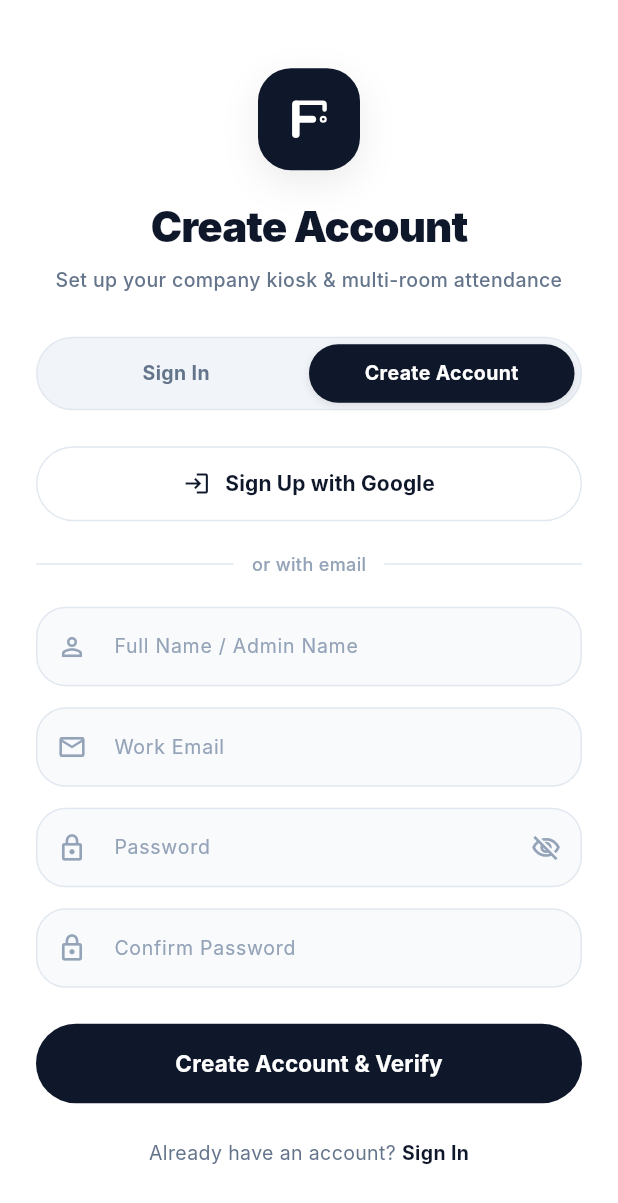
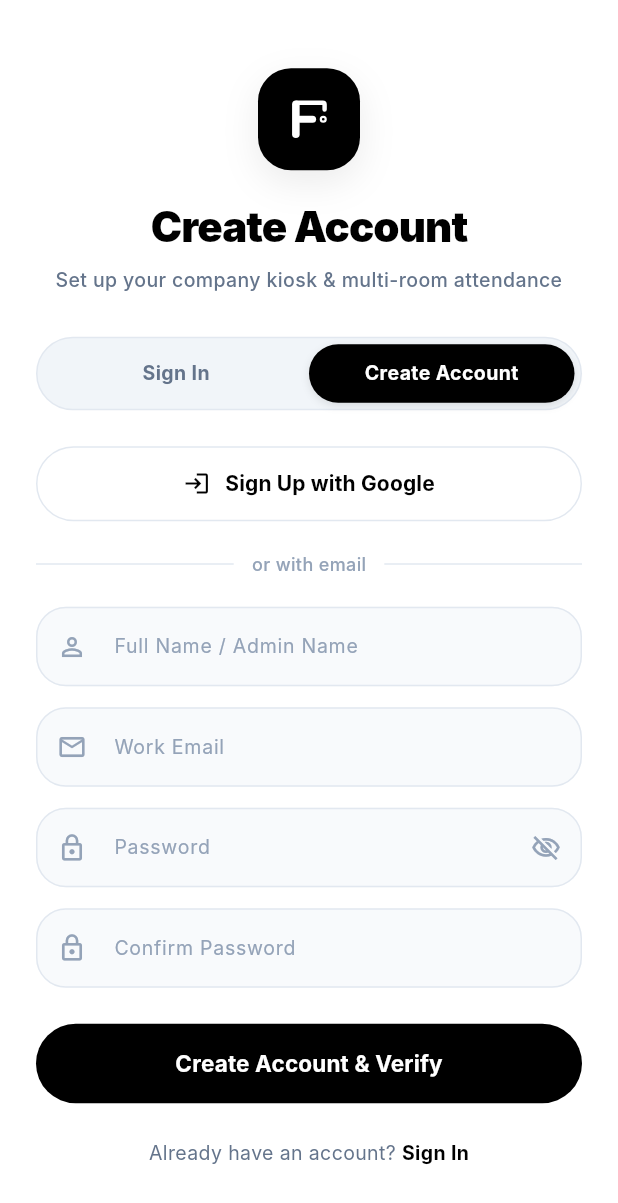
Before and after one commit to VirakSok18/FaceTrack_DTR, a Flutter app: the screen it shows after launch, after a tap on "Create Account", on a phone screen of 412 x 824 dp. Shown: the top 1203 px of the screen. Run offline on Flutter 3.47's test engine with Material 3 defaults, Android fonts, the phone set to English and light mode, and no system bars; our stand-ins replace camera, google_sign_in, shared_preferences, supabase_flutter; missing offline and left inert: google_mlkit_face_detection, tflite_flutter; accounts and stored records are empty; network calls fail; Roboto replaces fonts that are missing (Inter).

Commit message:
feat: add Google OAuth to Web auth and monochrome palette to mobile dashboard

```diff
--- a/dtr/lib/main.dart
+++ b/dtr/lib/main.dart
@@ -61,34 +61,35 @@ class MyApp extends StatelessWidget {
       title: 'FaceTrack DTR',
       theme: ThemeData(
         useMaterial3: true,
-        colorScheme: ColorScheme.fromSeed(
-          seedColor: const Color(0xFF0F172A), // Slate 900
-          primary: const Color(0xFF0F172A),
+        scaffoldBackgroundColor: Colors.white,
+        colorScheme: const ColorScheme.light(
+          primary: Colors.black,
           onPrimary: Colors.white,
-          secondary: const Color(0xFF3B82F6), // Blue 500
+          secondary: Colors.black,
+          onSecondary: Colors.white,
           surface: Colors.white,
+          onSurface: Colors.black,
         ),
         fontFamily: 'Inter',
         appBarTheme: const AppBarTheme(
           elevation: 0,
           backgroundColor: Colors.white,
-          foregroundColor: Color(0xFF0F172A),
+          foregroundColor: Colors.black,
           centerTitle: true,
           titleTextStyle: TextStyle(
             fontSize: 18,
             fontWeight: FontWeight.w900,
-            color: Color(0xFF0F172A),
+            color: Colors.black,
             letterSpacing: -0.5,
           ),
         ),
         elevatedButtonTheme: ElevatedButtonThemeData(
           style: ElevatedButton.styleFrom(
-            elevation: 4,
-            shadowColor: const Color(0xFF0F172A).withValues(alpha: 0.2),
+            elevation: 0,
+            backgroundColor: Colors.black,
+            foregroundColor: Colors.white,
             padding: const EdgeInsets.symmetric(horizontal: 28, vertical: 16),
-            shape: RoundedRectangleBorder(
-              borderRadius: BorderRadius.circular(16),
-            ),
+            shape: const StadiumBorder(),
           ),
         ),
       ),
--- a/dtr/lib/screens/auth/sign_in_screen.dart
+++ b/dtr/lib/screens/auth/sign_in_screen.dart
@@ -152,7 +152,7 @@ class _SignInScreenState extends State<SignInScreen> {
                       width: 68,
                       height: 68,
                       decoration: BoxDecoration(
-                        color: const Color(0xFF0F172A), // Slate 950
+                        color: Colors.black,
                         borderRadius: BorderRadius.circular(22),
                         boxShadow: [
                           BoxShadow(
@@ -174,7 +174,7 @@ class _SignInScreenState extends State<SignInScreen> {
                     style: TextStyle(
                       fontSize: 28,
                       fontWeight: FontWeight.w900,
-                      color: Color(0xFF0F172A),
+                      color: Colors.black,
                       letterSpacing: -0.6,
                     ),
                   ),
@@ -204,7 +204,7 @@ class _SignInScreenState extends State<SignInScreen> {
                           child: Container(
                             padding: const EdgeInsets.symmetric(vertical: 10),
                             decoration: BoxDecoration(
-                              color: const Color(0xFF0F172A),
+                              color: Colors.black,
                               borderRadius: BorderRadius.circular(26),
                               boxShadow: [
                                 BoxShadow(
@@ -282,7 +282,7 @@ class _SignInScreenState extends State<SignInScreen> {
                     onPressed: (_isLoading || _isGoogleLoading) ? null : _handleGoogleSignIn,
                     style: OutlinedButton.styleFrom(
                       backgroundColor: Colors.white,
-                      foregroundColor: const Color(0xFF0F172A),
+                      foregroundColor: Colors.black,
                       side: const BorderSide(color: Color(0xFFE2E8F0)),
                       padding: const EdgeInsets.symmetric(vertical: 15),
                       shape: const StadiumBorder(),
@@ -291,7 +291,7 @@ class _SignInScreenState extends State<SignInScreen> {
                         ? const SizedBox(
                             height: 20,
                             width: 20,
-                            child: CircularProgressIndicator(strokeWidth: 2, color: Color(0xFF0F172A)),
+                            child: CircularProgressIndicator(strokeWidth: 2, color: Colors.black),
                           )
                         : Row(
                             mainAxisAlignment: MainAxisAlignment.center,
@@ -308,7 +308,7 @@ class _SignInScreenState extends State<SignInScreen> {
                                 style: TextStyle(
                                   fontSize: 14,
                                   fontWeight: FontWeight.bold,
-                                  color: Color(0xFF0F172A),
+                                  color: Colors.black,
                                 ),
                               ),
                             ],
@@ -340,7 +340,7 @@ class _SignInScreenState extends State<SignInScreen> {
                   TextField(
                     controller: _emailController,
                     keyboardType: TextInputType.emailAddress,
-                    style: const TextStyle(color: Color(0xFF0F172A), fontSize: 14, fontWeight: FontWeight.w500),
+                    style: const TextStyle(color: Colors.black, fontSize: 14, fontWeight: FontWeight.w500),
                     decoration: InputDecoration(
                       labelText: 'Work Email',
                       labelStyle: const TextStyle(color: Color(0xFF94A3B8), fontSize: 13),
@@ -357,7 +357,7 @@ class _SignInScreenState extends State<SignInScreen> {
                       ),
                       focusedBorder: OutlineInputBorder(
                         borderRadius: BorderRadius.circular(20),
-                        borderSide: const BorderSide(color: Color(0xFF0F172A), width: 1.5),
+                        borderSide: const BorderSide(color: Colors.black, width: 1.5),
                       ),
                       contentPadding: const EdgeInsets.symmetric(horizontal: 16, vertical: 16),
                     ),
@@ -368,7 +368,7 @@ class _SignInScreenState extends State<SignInScreen> {
                   TextField(
                     controller: _passwordController,
                     obscureText: _obscurePassword,
-                    style: const TextStyle(color: Color(0xFF0F172A), fontSize: 14, fontWeight: FontWeight.w500),
+                    style: const TextStyle(color: Colors.black, fontSize: 14, fontWeight: FontWeight.w500),
                     decoration: InputDecoration(
                       labelText: 'Password',
                       labelStyle: const TextStyle(color: Color(0xFF94A3B8), fontSize: 13),
@@ -393,7 +393,7 @@ class _SignInScreenState extends State<SignInScreen> {
                       ),
                       focusedBorder: OutlineInputBorder(
                         borderRadius: BorderRadius.circular(20),
-                        borderSide: const BorderSide(color: Color(0xFF0F172A), width: 1.5),
+                        borderSide: const BorderSide(color: Colors.black, width: 1.5),
                       ),
                       contentPadding: const EdgeInsets.symmetric(horizontal: 16, vertical: 16),
                     ),
@@ -404,7 +404,7 @@ class _SignInScreenState extends State<SignInScreen> {
                   ElevatedButton(
                     onPressed: (_isLoading || _isGoogleLoading) ? null : _handlePasswordSignIn,
                     style: ElevatedButton.styleFrom(
-                      backgroundColor: const Color(0xFF0F172A),
+                      backgroundColor: Colors.black,
                       foregroundColor: Colors.white,
                       elevation: 0,
                       padding: const EdgeInsets.symmetric(vertical: 16),
@@ -430,17 +430,17 @@ class _SignInScreenState extends State<SignInScreen> {
                   // OTP Button (Stadium Pill, Outlined)
                   OutlinedButton.icon(
                     onPressed: (_isLoading || _isGoogleLoading) ? null : _handleOtpSignIn,
-                    icon: const Icon(Icons.mark_email_read_outlined, size: 18, color: Color(0xFF0F172A)),
+                    icon: const Icon(Icons.mark_email_read_outlined, size: 18, color: Colors.black),
                     label: const Text(
                       'Sign In with Email Code (OTP)',
                       style: TextStyle(
                         fontSize: 13,
                         fontWeight: FontWeight.bold,
-                        color: Color(0xFF0F172A),
+                        color: Colors.black,
                       ),
                     ),
                     style: OutlinedButton.styleFrom(
-                      foregroundColor: const Color(0xFF0F172A),
+                      foregroundColor: Colors.black,
                       side: const BorderSide(color: Color(0xFFE2E8F0)),
                       padding: const EdgeInsets.symmetric(vertical: 14),
                       shape: const StadiumBorder(),
@@ -469,7 +469,7 @@ class _SignInScreenState extends State<SignInScreen> {
                         child: const Text(
                           'Create Account',
                           style: TextStyle(
-                            color: Color(0xFF0F172A),
+                            color: Colors.black,
                             fontWeight: FontWeight.bold,
                             fontSize: 13,
                           ),
--- a/dtr/lib/screens/auth/sign_up_screen.dart
+++ b/dtr/lib/screens/auth/sign_up_screen.dart
@@ -138,7 +138,7 @@ class _SignUpScreenState extends State<SignUpScreen> {
                       width: 68,
                       height: 68,
                       decoration: BoxDecoration(
-                        color: const Color(0xFF0F172A),
+                        color: Colors.black,
                         borderRadius: BorderRadius.circular(22),
                         boxShadow: [
                           BoxShadow(
@@ -160,7 +160,7 @@ class _SignUpScreenState extends State<SignUpScreen> {
                     style: TextStyle(
                       fontSize: 28,
                       fontWeight: FontWeight.w900,
-                      color: Color(0xFF0F172A),
+                      color: Colors.black,
                       letterSpacing: -0.6,
                     ),
                   ),
@@ -212,7 +212,7 @@ class _SignUpScreenState extends State<SignUpScreen> {
                           child: Container(
                             padding: const EdgeInsets.symmetric(vertical: 10),
                             decoration: BoxDecoration(
-                              color: const Color(0xFF0F172A),
+                              color: Colors.black,
                               borderRadius: BorderRadius.circular(26),
                               boxShadow: [
                                 BoxShadow(
@@ -268,7 +268,7 @@ class _SignUpScreenState extends State<SignUpScreen> {
                     onPressed: (_isLoading || _isGoogleLoading) ? null : _handleGoogleSignUp,
                     style: OutlinedButton.styleFrom(
                       backgroundColor: Colors.white,
-                      foregroundColor: const Color(0xFF0F172A),
+                      foregroundColor: Colors.black,
                       side: const BorderSide(color: Color(0xFFE2E8F0)),
                       padding: const EdgeInsets.symmetric(vertical: 15),
                       shape: const StadiumBorder(),
@@ -277,7 +277,7 @@ class _SignUpScreenState extends State<SignUpScreen> {
                         ? const SizedBox(
                             height: 20,
                             width: 20,
-                            child: CircularProgressIndicator(strokeWidth: 2, color: Color(0xFF0F172A)),
+                            child: CircularProgressIndicator(strokeWidth: 2, color: Colors.black),
                           )
                         : Row(
                             mainAxisAlignment: MainAxisAlignment.center,
@@ -294,7 +294,7 @@ class _SignUpScreenState extends State<SignUpScreen> {
                                 style: TextStyle(
                                   fontSize: 14,
                                   fontWeight: FontWeight.bold,
-                                  color: Color(0xFF0F172A),
+                                  color: Colors.black,
                                 ),
                               ),
                             ],
@@ -325,7 +325,7 @@ class _SignUpScreenState extends State<SignUpScreen> {
                   // Full Name Field (Rounded 20)
                   TextField(
                     controller: _nameController,
-                    style: const TextStyle(color: Color(0xFF0F172A), fontSize: 14, fontWeight: FontWeight.w500),
+                    style: const TextStyle(color: Colors.black, fontSize: 14, fontWeight: FontWeight.w500),
                     decoration: InputDecoration(
                       labelText: 'Full Name / Admin Name',
                       labelStyle: const TextStyle(color: Color(0xFF94A3B8), fontSize: 13),
@@ -342,7 +342,7 @@ class _SignUpScreenState extends State<SignUpScreen> {
                       ),
                       focusedBorder: OutlineInputBorder(
                         borderRadius: BorderRadius.circular(20),
-                        borderSide: const BorderSide(color: Color(0xFF0F172A), width: 1.5),
+                        borderSide: const BorderSide(color: Colors.black, width: 1.5),
                       ),
                       contentPadding: const EdgeInsets.symmetric(horizontal: 16, vertical: 16),
                     ),
@@ -353,7 +353,7 @@ class _SignUpScreenState extends State<SignUpScreen> {
                   TextField(
                     controller: _emailController,
                     keyboardType: TextInputType.emailAddress,
-                    style: const TextStyle(color: Color(0xFF0F172A), fontSize: 14, fontWeight: FontWeight.w500),
+                    style: const TextStyle(color: Colors.black, fontSize: 14, fontWeight: FontWeight.w500),
                     decoration: InputDecoration(
                       labelText: 'Work Email',
                       labelStyle: const TextStyle(color: Color(0xFF94A3B8), fontSize: 13),
@@ -370,7 +370,7 @@ class _SignUpScreenState extends State<SignUpScreen> {
                       ),
                       focusedBorder: OutlineInputBorder(
                         borderRadius: BorderRadius.circular(20),
-                        borderSide: const BorderSide(color: Color(0xFF0F172A), width: 1.5),
+                        borderSide: const BorderSide(color: Colors.black, width: 1.5),
                       ),
                       contentPadding: const EdgeInsets.symmetric(horizontal: 16, vertical: 16),
                     ),
@@ -381,7 +381,7 @@ class _SignUpScreenState extends State<SignUpScreen> {
                   TextField(
                     controller: _passwordController,
                     obscureText: _obscurePassword,
-                    style: const TextStyle(color: Color(0xFF0F172A), fontSize: 14, fontWeight: FontWeight.w500),
+                    style: const TextStyle(color: Colors.black, fontSize: 14, fontWeight: FontWeight.w500),
                     decoration: InputDecoration(
                       labelText: 'Password',
                       labelStyle: const TextStyle(color: Color(0xFF94A3B8), fontSize: 13),
@@ -406,7 +406,7 @@ class _SignUpScreenState extends State<SignUpScreen> {
                       ),
                       focusedBorder: OutlineInputBorder(
                         borderRadius: BorderRadius.circular(20),
-                        borderSide: const BorderSide(color: Color(0xFF0F172A), width: 1.5),
+                        borderSide: const BorderSide(color: Colors.black, width: 1.5),
                       ),
                       contentPadding: const EdgeInsets.symmetric(horizontal: 16, vertical: 16),
                     ),
@@ -417,7 +417,7 @@ class _SignUpScreenState extends State<SignUpScreen> {
                   TextField(
                     controller: _confirmPasswordController,
                     obscureText: _obscurePassword,
-                    style: const TextStyle(color: Color(0xFF0F172A), fontSize: 14, fontWeight: FontWeight.w500),
+                    style: const TextStyle(color: Colors.black, fontSize: 14, fontWeight: FontWeight.w500),
                     decoration: InputDecoration(
                       labelText: 'Confirm Password',
                       labelStyle: const TextStyle(color: Color(0xFF94A3B8), fontSize: 13),
@@ -434,7 +434,7 @@ class _SignUpScreenState extends State<SignUpScreen> {
                       ),
                       focusedBorder: OutlineInputBorder(
                         borderRadius: BorderRadius.circular(20),
-                        borderSide: const BorderSide(color: Color(0xFF0F172A), width: 1.5),
+                        borderSide: const BorderSide(color: Colors.black, width: 1.5),
                       ),
                       contentPadding: const EdgeInsets.symmetric(horizontal: 16, vertical: 16),
                     ),
@@ -445,7 +445,7 @@ class _SignUpScreenState extends State<SignUpScreen> {
                   ElevatedButton(
                     onPressed: (_isLoading || _isGoogleLoading) ? null : _handleSignUp,
                     style: ElevatedButton.styleFrom(
-                      backgroundColor: const Color(0xFF0F172A),
+                      backgroundColor: Colors.black,
                       foregroundColor: Colors.white,
                       elevation: 0,
                       padding: const EdgeInsets.symmetric(vertical: 16),
@@ -488,7 +488,7 @@ class _SignUpScreenState extends State<SignUpScreen> {
                         child: const Text(
                           'Sign In',
                           style: TextStyle(
-                            color: Color(0xFF0F172A),
+                            color: Colors.black,
                             fontWeight: FontWeight.bold,
                             fontSize: 13,
                           ),
```
Also changed, not shown: dtr/lib/screens/auth/otp_screen.dart (+10 -10 lines), dtr/lib/screens/clock_in_out_screen.dart (+27 -23 lines), dtr/lib/screens/register_face_screen.dart (+31 -49 lines), 4 other files.
